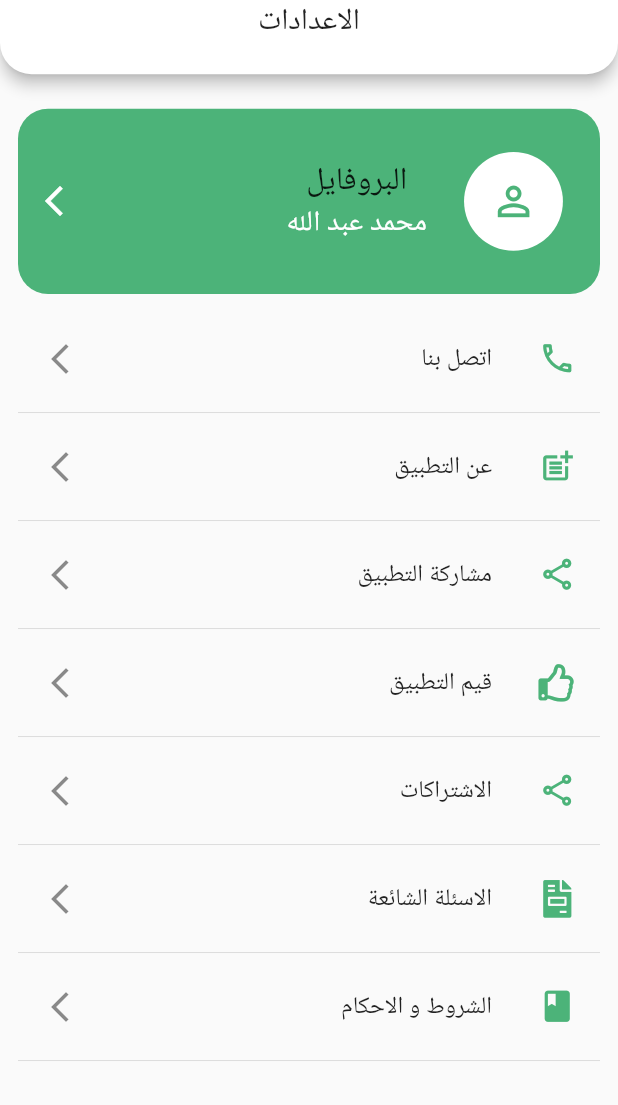
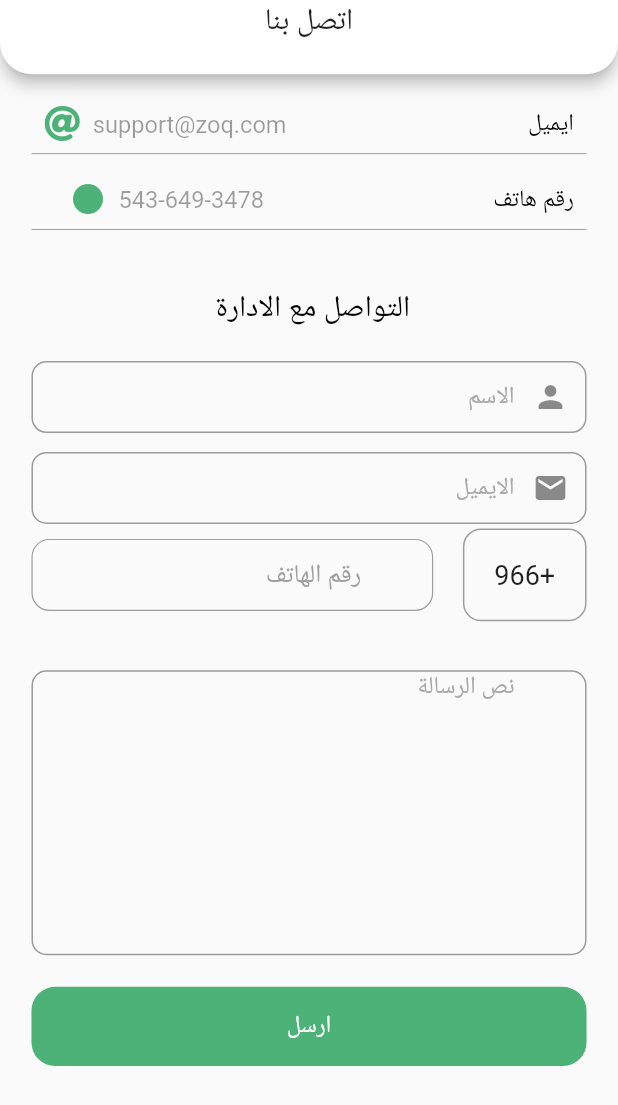
Before and after one commit to mualii/rest_cafe, a Flutter app: the SettingsScreen screen opened directly, after a tap on "اتصل بنا", on a phone screen of 412 x 824 dp. Shown: the top 1105 px of the screen. Run offline on Flutter 3.47's test engine with Material 2 defaults, Android fonts, the phone set to English and light mode, and no system bars; our stand-ins replace badges, easy_localization, flutter_bloc, flutter_rating_bar, flutter_screenutil, font_awesome_flutter and 2 more; Roboto replaces fonts that are missing (Cairo).

Commit message:
contactScreen.dart

```diff
--- /dev/null
+++ b/lib/modules/contact_screen/contactScreen.dart
@@ -0,0 +1,107 @@
+import 'package:flutter/material.dart';
+import 'package:flutter_screenutil/flutter_screenutil.dart';
+import 'package:font_awesome_flutter/font_awesome_flutter.dart';
+import 'package:rest_cafe/shared/components/components.dart';
+import 'package:rest_cafe/shared/styles/colors.dart';
+
+class ContactScreen extends StatelessWidget {
+  var nameController = TextEditingController();
+  var mailController = TextEditingController();
+  var massController = TextEditingController();
+  @override
+  Widget build(BuildContext context) {
+    return Scaffold(
+      appBar: CustomisedAppBar(
+        title: 'اتصل بنا',
+        actions: [],
+      ),
+      body: SingleChildScrollView(
+        child: Container(
+          padding: EdgeInsets.all(20.sp),
+          child: Column(
+            children: [
+              Row(
+                children: [
+                  myTitle(title: "ايميل", color: Colors.black, font: 15.sp),
+                  SizedBox(width: .35.sw),
+                  myTitle(
+                      title: "support@zoq.com",
+                      color: Colors.black38,
+                      font: 15.sp),
+                  Icon(FontAwesomeIcons.at, color: color1)
+                ],
+              ),
+              Divider(color: Colors.grey),
+              SizedBox(height: 10.h),
+              Row(
+                children: [
+                  myTitle(title: "رقم هاتف", color: Colors.black, font: 15.sp),
+                  SizedBox(width: .33.sw),
+                  myTitle(
+                      title: "543-649-3478",
+                      color: Colors.black38,
+                      font: 15.sp),
+                  Icon(Icons.circle, color: color1)
+                ],
+              ),
+              Divider(color: Colors.grey),
+              SizedBox(height: 30.h),
+              Center(
+                  child: myTitle(
+                      title: "التواصل مع الادارة ",
+                      color: Colors.black,
+                      font: 19.sp)),
+              SizedBox(height: 20.h),
+              defaultFormField(
+                  controller: nameController,
+                  type: TextInputType.name,
+                  prefix: Icons.person,
+                  hint: "الاسم"),
+              SizedBox(height: 10.h),
+              defaultFormField(
+                  controller: mailController,
+                  type: TextInputType.emailAddress,
+                  prefix: Icons.email,
+                  hint: "الايميل"),
+              Row(
+                children: [
+                  Container(
+                    height: 0.075.sh,
+                    width: 0.2.sw,
+                    decoration: BoxDecoration(
+                        borderRadius: BorderRadius.circular(12),
+                        border: Border.all(color: Colors.grey),
+                        color: Colors.white10),
+                    child: Center(
+                        child: Text(
+                      '+966',
+                      style: TextStyle(fontSize: 18),
+                    )),
+                  ),
+                  Spacer(),
+                  Container(
+                    width: 0.65.sw,
+                    child: DetailsField(
+                      title: 'رقم الهاتف',
+                      iconData: Icons.call,
+                      isIcon: false,
+                    ),
+                  ),
+                ],
+              ),
+              SizedBox(height: 30.h),
+              defaultFormField(
+                  maxLines: 20,
+                  controller: massController,
+                  type: TextInputType.name,
+                  hint: "نص الرسالة",
+                  height: 180.h),
+              SizedBox(height: 20.h),
+              mainBottom(height: 50.h, title: "ارسل", width: double.infinity),
+            ],
+          ),
+        ),
+      ),
+    );
+  }
+}
--- a/lib/modules/login_screen/loginScreen.dart
+++ b/lib/modules/login_screen/loginScreen.dart
@@ -23,7 +23,7 @@ class LoginScreen extends StatelessWidget {
               SizedBox(height: .1.sh),
               Container(
                 height: 49.h,
-                width: .94.sw,
+                width: .91.sw,
                 child: InternationalPhoneNumberInput(
                   textAlign: TextAlign.right,
                   inputDecoration: InputDecoration(
--- a/lib/modules/settings_screen/settings_screen.dart
+++ b/lib/modules/settings_screen/settings_screen.dart
@@ -1,6 +1,7 @@
 import 'package:flutter/material.dart';
 import 'package:flutter_screenutil/flutter_screenutil.dart';
 import 'package:font_awesome_flutter/font_awesome_flutter.dart';
+import 'package:rest_cafe/modules/contact_screen/contactScreen.dart';
 import 'package:rest_cafe/shared/components/components.dart';
 
 class SettingsScreen extends StatelessWidget {
@@ -62,7 +63,9 @@ class SettingsScreen extends StatelessWidget {
           SettingsOption(
             title: 'اتصل بنا',
             iconData: Icons.call_outlined,
-            function: () {},
+            function: () {
+              navigateTo(context, ContactScreen());
+            },
           ),
           SettingsOption(
             title: 'عن التطبيق',
--- a/lib/modules/verify_OTP_screen/PinCodeScreen/text_sent_otp_again.dart
+++ b/lib/modules/verify_OTP_screen/PinCodeScreen/text_sent_otp_again.dart
@@ -11,7 +11,7 @@ class TextSentOtpAgain extends StatelessWidget {
     return Row(
       mainAxisAlignment: MainAxisAlignment.center,
       children: [
-        Text("لم أتلق الرمز !", style: TextStyle(fontSize: 18.sp)),
+        Text("لم أتلق الرمز !", style: TextStyle(fontSize: 16.sp)),
         SizedBox(
           width: 10.w,
         ),
@@ -20,7 +20,7 @@ class TextSentOtpAgain extends StatelessWidget {
           child: Text(
             "ارسالها مجددا",
             style: TextStyle(
-                fontSize: 18.sp,
+                fontSize: 16.sp,
                 fontWeight: FontWeight.bold,
                 textBaseline: TextBaseline.alphabetic,
                 decoration: TextDecoration.underline),
--- a/lib/modules/verify_OTP_screen/PinCodeScreen/text_show_timer.dart
+++ b/lib/modules/verify_OTP_screen/PinCodeScreen/text_show_timer.dart
@@ -16,12 +16,12 @@ class TextShowTimer extends StatelessWidget {
           children: [
             myTitle(
               title: "لم تتلق الرسائل القصيرة؟",
-              font: 18.sp,
+              font: 16.sp,
             ),
             Text(
               "أرسل رمز التحقق مرة أخرى",
               style: TextStyle(
-                fontSize: 18.sp,
+                fontSize: 16.sp,
                 fontWeight: FontWeight.bold,
                 textBaseline: TextBaseline.alphabetic,
               ),
--- a/lib/shared/components/components.dart
+++ b/lib/shared/components/components.dart
@@ -38,7 +38,7 @@ Widget defaultFormField({
           validator: validate,
           textAlign: TextAlign.right,
           decoration: InputDecoration(
-            contentPadding: const EdgeInsets.symmetric(vertical: 0.0),
+            contentPadding: EdgeInsets.symmetric(vertical: 0.0),
             hintText: hint,
             hintStyle: TextStyle(
               color: Color(0xffAAAAAA),
@@ -157,8 +157,15 @@ class DetailsField extends StatelessWidget {
   final String title;
   final IconData iconData;
   final bool? isNumeric;
-  DetailsField(
-      {required this.title, required this.iconData, this.isNumeric = false});
+  final bool? isIcon;
+  final bool? isBorder;
+  DetailsField({
+    required this.title,
+    required this.iconData,
+    this.isNumeric = false,
+    this.isBorder = false,
+    this.isIcon = true,
+  });
 
   @override
   Widget build(BuildContext context) {
@@ -170,21 +177,21 @@ class DetailsField extends StatelessWidget {
             isDense: true,
             contentPadding: EdgeInsets.symmetric(vertical: 12),
             filled: true,
-            fillColor: Colors.white,
+            fillColor: Colors.white10,
             hintText: title,
             hintStyle: TextStyle(color: Colors.grey),
             prefixIcon: Icon(
               iconData,
               color: Color(0xff4CB379),
-              size: 25,
+              size: isIcon == true ? 25 : 0,
             ),
             border: OutlineInputBorder(
               borderRadius: BorderRadius.circular(5),
-              borderSide: BorderSide(width: 0.8, color: Colors.grey.shade200),
+              borderSide: BorderSide(width: 0.8, color: Colors.grey),
             ),
             enabledBorder: OutlineInputBorder(
               borderRadius: BorderRadius.circular(12),
-              borderSide: BorderSide(width: 0.8, color: Colors.grey.shade300),
+              borderSide: BorderSide(width: 0.8, color: Colors.grey),
             )),
       ),
     );
```
Also changed, not shown: lib/layout/LayoutScreen.dart (+3 -4 lines), lib/main.dart (+51 -52 lines), lib/modules/home_screen/homeScreen.dart (+12 -11 lines).
